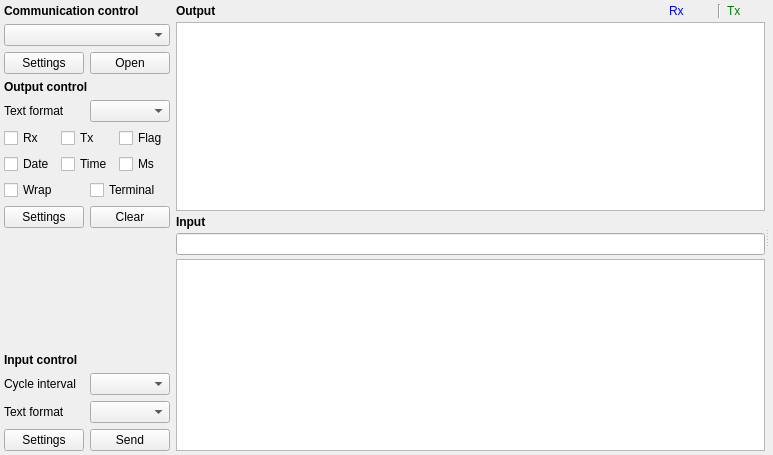
This is src/page/page.ui in x-tools-author/x-tools as Qt 5 draws it before an edit. The edited form follows.
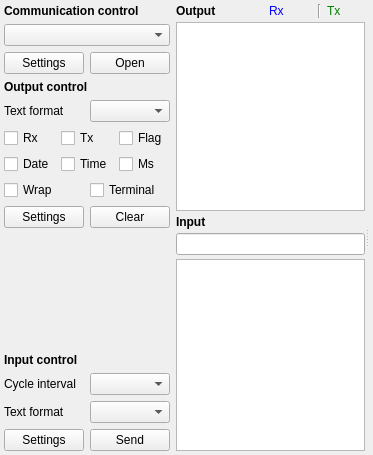
This is the edited form.

```diff
--- a/src/page/page.ui
+++ b/src/page/page.ui
@@ -6,7 +6,7 @@
    <rect>
     <x>0</x>
     <y>0</y>
-    <width>773</width>
+    <width>373</width>
     <height>455</height>
    </rect>
   </property>
```
